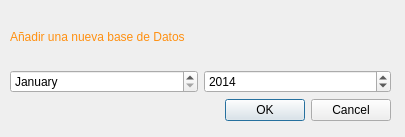
Old version of the form Ui_Designs/newWindow.ui in the repository nanomolina/controlDeGastos.
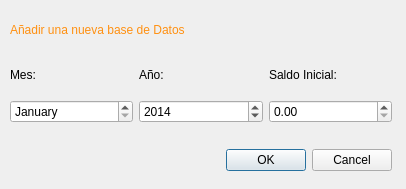
New version of the form.

Commit message: Ventanas con stylesheet y empezando con SIGNALS de openWindow

```diff
--- a/Ui_Designs/newWindow.ui
+++ b/Ui_Designs/newWindow.ui
@@ -6,8 +6,8 @@
    <rect>
     <x>0</x>
     <y>0</y>
-    <width>405</width>
-    <height>137</height>
+    <width>406</width>
+    <height>189</height>
    </rect>
   </property>
   <property name="windowTitle">
@@ -18,8 +18,8 @@
     <rect>
      <x>10</x>
      <y>10</y>
-     <width>381</width>
-     <height>111</height>
+     <width>382</width>
+     <height>161</height>
     </rect>
    </property>
    <layout class="QVBoxLayout" name="verticalLayout">
@@ -34,6 +34,31 @@
       </property>
      </widget>
     </item>
+    <item>
+     <layout class="QHBoxLayout" name="horizontalLayout">
+      <item>
+       <widget class="QLabel" name="label_3">
+        <property name="text">
+         <string>Mes:</string>
+        </property>
+       </widget>
+      </item>
+      <item>
+       <widget class="QLabel" name="label_2">
+        <property name="text">
+         <string>Año:</string>
+        </property>
+       </widget>
+      </item>
+      <item>
+       <widget class="QLabel" name="label_4">
+        <property name="text">
+         <string>Saldo Inicial:</string>
+        </property>
+       </widget>
+      </item>
+     </layout>
+    </item>
     <item>
      <layout class="QHBoxLayout" name="horizontalLayout_2">
       <item>
@@ -60,14 +85,50 @@
         </property>
        </widget>
       </item>
+      <item>
+       <widget class="QDoubleSpinBox" name="doubleSpinBox">
+        <property name="maximum">
+         <double>10000000.000000000000000</double>
+        </property>
+        <property name="singleStep">
+         <double>10.000000000000000</double>
+        </property>
+       </widget>
+      </item>
      </layout>
     </item>
     <item>
-     <widget class="QDialogButtonBox" name="buttonBox">
-      <property name="standardButtons">
-       <set>QDialogButtonBox::Cancel|QDialogButtonBox::Ok</set>
+     <spacer name="horizontalSpacer">
+      <property name="orientation">
+       <enum>Qt::Horizontal</enum>
       </property>
-     </widget>
+      <property name="sizeHint" stdset="0">
+       <size>
+        <width>40</width>
+        <height>20</height>
+       </size>
+      </property>
+     </spacer>
+    </item>
+    <item>
+     <layout class="QHBoxLayout" name="horizontalLayout_3">
+      <item>
+       <widget class="QDialogButtonBox" name="buttonBox">
+        <property name="cursor">
+         <cursorShape>PointingHandCursor</cursorShape>
+        </property>
+        <property name="orientation">
+         <enum>Qt::Horizontal</enum>
+        </property>
+        <property name="standardButtons">
+         <set>QDialogButtonBox::Cancel|QDialogButtonBox::Ok</set>
+        </property>
+        <property name="centerButtons">
+         <bool>false</bool>
+        </property>
+       </widget>
+      </item>
+     </layout>
     </item>
    </layout>
   </widget>
```
The commit also changes 4 other files.
